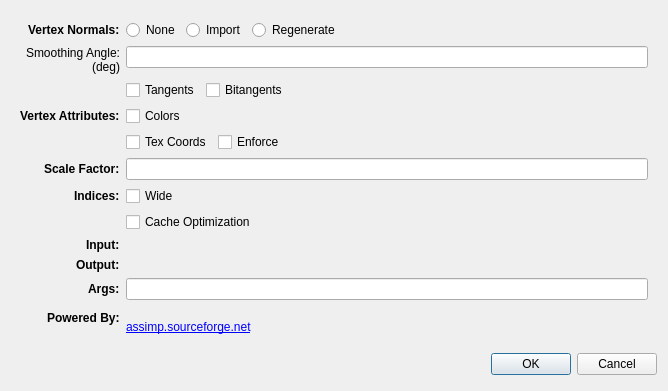
Old version of the form Tools/breezEd/ui/MeshImportDialog.ui in the repository shadercoder/breeze-2.
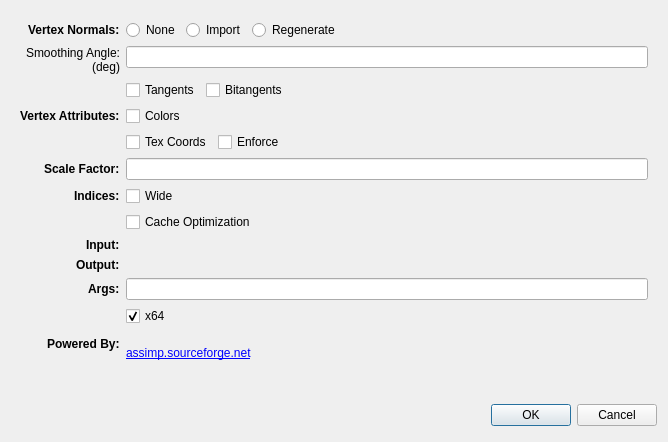
New version of the form. Icons and pictures are not drawn. Custom widgets are drawn as their Qt base class.

```diff
--- a/Tools/breezEd/ui/MeshImportDialog.ui
+++ b/Tools/breezEd/ui/MeshImportDialog.ui
@@ -7,7 +7,7 @@
     <x>0</x>
     <y>0</y>
     <width>668</width>
-    <height>389</height>
+    <height>442</height>
    </rect>
   </property>
   <property name="sizePolicy">
@@ -233,7 +233,7 @@
         </property>
        </widget>
       </item>
-      <item row="12" column="1">
+      <item row="13" column="1">
        <widget class="QLabel" name="assimpLink">
         <property name="text">
          <string>&lt;html&gt;&lt;head/&gt;&lt;body&gt;&lt;p&gt;&lt;a href=&quot;http://assimp.sourceforge.net&quot;&gt;&lt;img src=&quot;:/breezEd/images/banners/assimp&quot;/&gt;&lt;br/&gt;&lt;span style=&quot; text-decoration: underline; color:#0000ff;&quot;&gt;assimp.sourceforge.net&lt;/span&gt;&lt;/a&gt;&lt;/p&gt;&lt;/body&gt;&lt;/html&gt;</string>
@@ -243,7 +243,7 @@
         </property>
        </widget>
       </item>
-      <item row="12" column="0">
+      <item row="13" column="0">
        <widget class="QLabel" name="poweredLabel">
         <property name="font">
          <font>
@@ -360,6 +360,16 @@
       <item row="11" column="1">
        <widget class="QLineEdit" name="argsLineEdit"/>
       </item>
+      <item row="12" column="1">
+       <widget class="QCheckBox" name="x64CheckBox">
+        <property name="text">
+         <string>x64</string>
+        </property>
+        <property name="checked">
+         <bool>true</bool>
+        </property>
+       </widget>
+      </item>
      </layout>
     </widget>
    </item>
```
Left out of the diff: 11 changed lines with no effect on the pictures.
